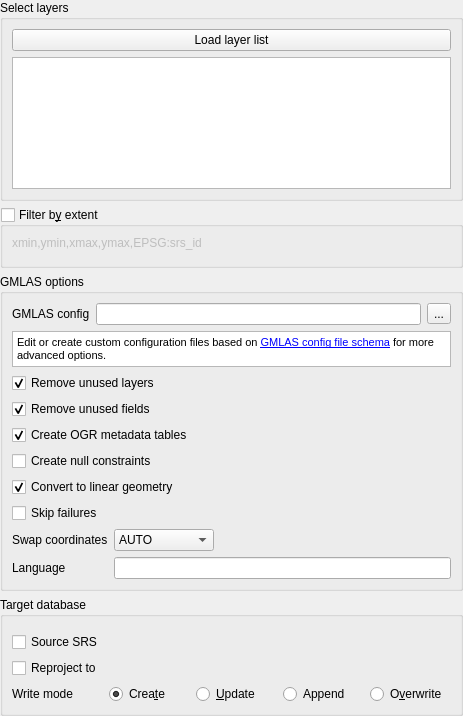
BRGM/gml_application_schema_toolbox, file gml_application_schema_toolbox/ui/import_gmlas_panel.ui: the form before one commit.
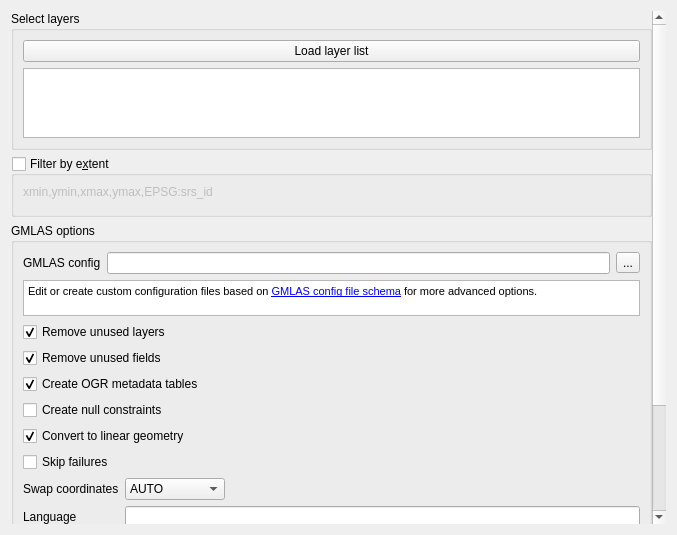
The form after the commit. Custom widgets are drawn as their Qt base class.

Commit message: Fix size policy of GMLAS page

Patch:
```diff
--- a/gml_application_schema_toolbox/ui/import_gmlas_panel.ui
+++ b/gml_application_schema_toolbox/ui/import_gmlas_panel.ui
@@ -6,20 +6,44 @@
    <rect>
     <x>0</x>
     <y>0</y>
-    <width>463</width>
-    <height>716</height>
+    <width>677</width>
+    <height>535</height>
    </rect>
   </property>
-  <property name="sizePolicy">
-   <sizepolicy hsizetype="Preferred" vsizetype="Expanding">
-    <horstretch>0</horstretch>
-    <verstretch>0</verstretch>
-   </sizepolicy>
-  </property>
   <property name="windowTitle">
    <string>Form</string>
   </property>
   <layout class="QVBoxLayout" name="verticalLayout">
+   <item>
+    <widget class="QScrollArea" name="scrollArea">
+     <property name="frameShape">
+      <enum>QFrame::NoFrame</enum>
+     </property>
+     <property name="lineWidth">
+      <number>0</number>
+     </property>
+     <property name="horizontalScrollBarPolicy">
+      <enum>Qt::ScrollBarAlwaysOff</enum>
+     </property>
+     <property name="sizeAdjustPolicy">
+      <enum>QAbstractScrollArea::AdjustToContentsOnFirstShow</enum>
+     </property>
+     <property name="widgetResizable">
+      <bool>true</bool>
+     </property>
+     <widget class="QWidget" name="scrollAreaWidgetContents">
+      <property name="geometry">
+       <rect>
+        <x>0</x>
+        <y>0</y>
+        <width>645</width>
+        <height>706</height>
+       </rect>
+      </property>
+      <layout class="QVBoxLayout" name="verticalLayout_3">
+       <property name="spacing">
+        <number>6</number>
+       </property>
    <property name="leftMargin">
     <number>0</number>
    </property>
@@ -76,7 +100,7 @@
       <string>&lt;html&gt;&lt;head/&gt;&lt;body&gt;&lt;p&gt;Define an area of interest to download data from. The extent can be defined from map canvas.&lt;/p&gt;&lt;/body&gt;&lt;/html&gt;</string>
      </property>
      <property name="title">
-      <string>Filter b&amp;y extent</string>
+          <string>Filter by e&amp;xtent</string>
      </property>
      <property name="checkable">
       <bool>true</bool>
@@ -159,7 +183,7 @@
          <string>&lt;!DOCTYPE HTML PUBLIC &quot;-//W3C//DTD HTML 4.0//EN&quot; &quot;http://www.w3.org/TR/REC-html40/strict.dtd&quot;&gt;
 &lt;html&gt;&lt;head&gt;&lt;meta name=&quot;qrichtext&quot; content=&quot;1&quot; /&gt;&lt;style type=&quot;text/css&quot;&gt;
 p, li { white-space: pre-wrap; }
-&lt;/style&gt;&lt;/head&gt;&lt;body style=&quot; font-family:'Sans'; font-size:9pt; font-weight:400; font-style:normal;&quot;&gt;
+&lt;/style&gt;&lt;/head&gt;&lt;body style=&quot; font-family:'Sans Serif'; font-size:9pt; font-weight:400; font-style:normal;&quot;&gt;
 &lt;p style=&quot; margin-top:0px; margin-bottom:0px; margin-left:0px; margin-right:0px; -qt-block-indent:0; text-indent:0px;&quot;&gt;&lt;span style=&quot; font-family:'Ubuntu'; font-size:8pt;&quot;&gt;Edit or create custom configuration files based on &lt;/span&gt;&lt;a href=&quot;https://github.com/OSGeo/gdal/blob/trunk/gdal/data/gmlasconf.xsd&quot;&gt;&lt;span style=&quot; font-family:'Ubuntu'; font-size:8pt; text-decoration: underline; color:#0000ff;&quot;&gt;GMLAS config file schema&lt;/span&gt;&lt;/a&gt;&lt;span style=&quot; font-family:'Ubuntu'; font-size:8pt;&quot;&gt; for more advanced options.&lt;/span&gt;&lt;/p&gt;&lt;/body&gt;&lt;/html&gt;</string>
         </property>
         <property name="openExternalLinks">
@@ -415,7 +439,7 @@
              <item>
               <widget class="QRadioButton" name="overwriteRadioButton">
                <property name="text">
-                <string>O&amp;verwrite</string>
+                    <string>Over&amp;write</string>
                </property>
               </widget>
              </item>
@@ -450,6 +474,23 @@
      </layout>
     </widget>
    </item>
+       <item>
+        <spacer name="verticalSpacer">
+         <property name="orientation">
+          <enum>Qt::Vertical</enum>
+         </property>
+         <property name="sizeHint" stdset="0">
+          <size>
+           <width>20</width>
+           <height>354</height>
+          </size>
+         </property>
+        </spacer>
+       </item>
+      </layout>
+     </widget>
+    </widget>
+   </item>
   </layout>
  </widget>
  <customwidgets>
```
Left out of the diff: 41 changed lines with no effect on the pictures. Lines whose indentation alone changed are shown as unchanged. The commit also changes 1 other file.
